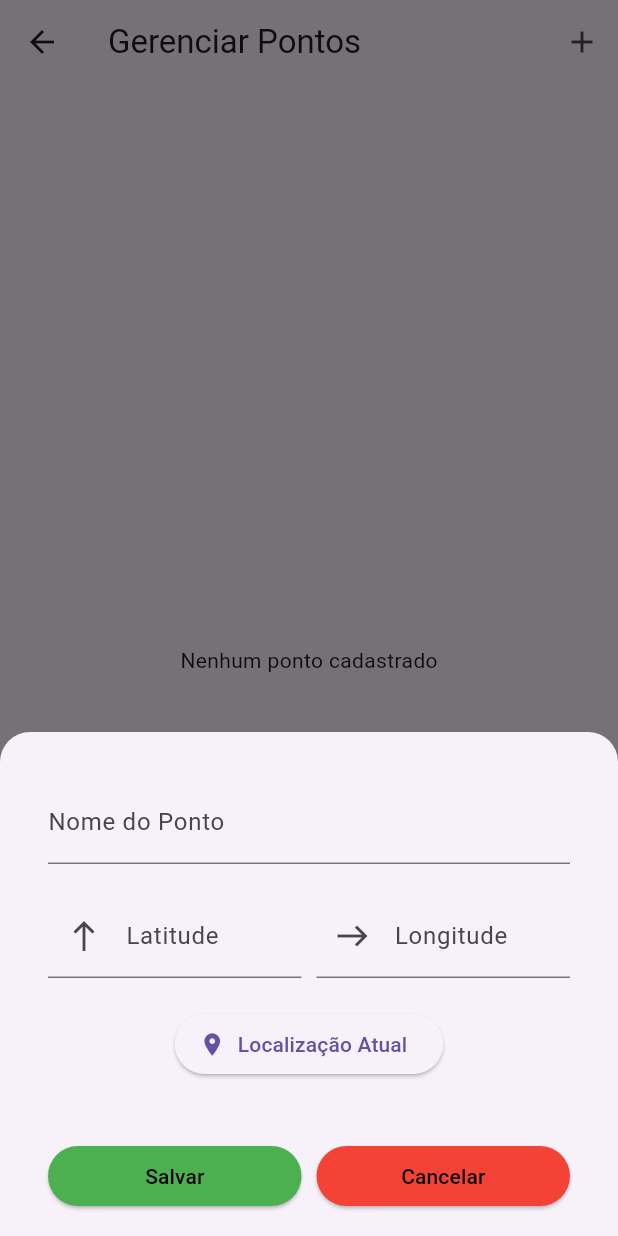
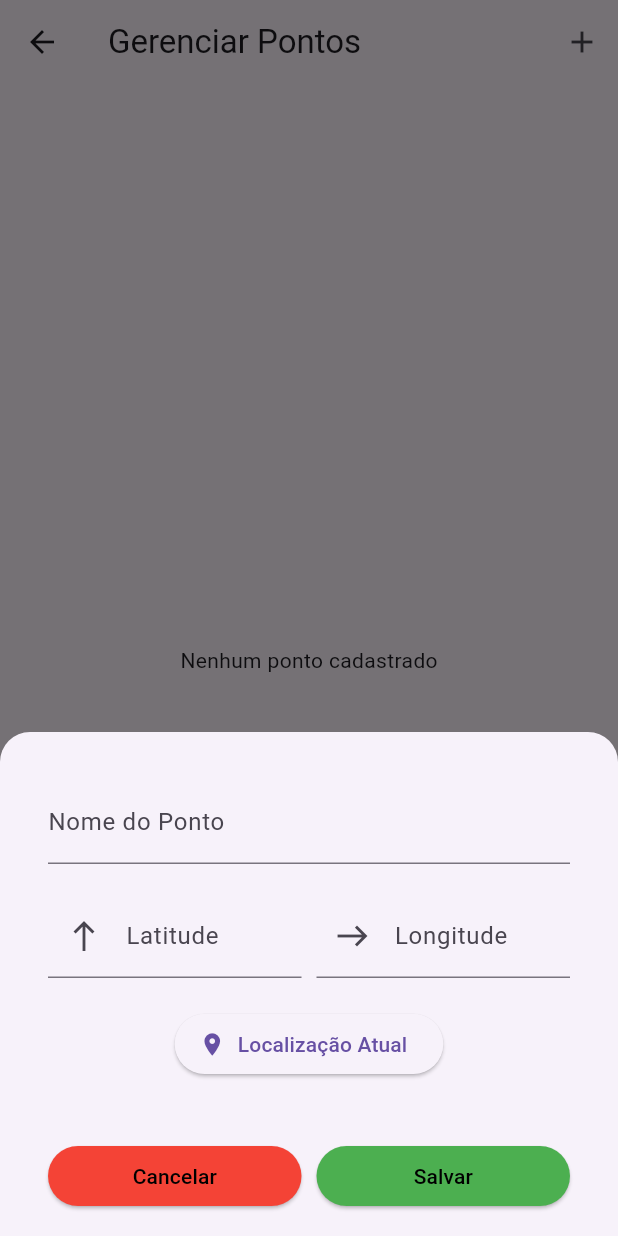
Before and after one commit to lleonanvalois/app_ieducar, a Flutter app: the PontosScreen screen opened directly, after a tap on the "add" icon, on a phone screen of 412 x 824 dp. Run offline on Flutter 3.47's test engine with Material 3 defaults, Android fonts, the light colour scheme and no system bars; our stand-ins replace geolocator, sqflite; accounts and stored records are empty.

Commit message:
Adequação às boas práticas de front

```diff
--- a/lib/widgets/ponto_form.dart
+++ b/lib/widgets/ponto_form.dart
@@ -137,18 +137,6 @@ class _PontoFormState extends State<PontoForm> {
                     children: [
                       Expanded(
                         child: ElevatedButton(
-                          onPressed: _salvar,
-                          style: ElevatedButton.styleFrom(
-                            backgroundColor: Colors.green,
-                            foregroundColor: Colors.black,
-                          ),
-                          child: const Text('Salvar'),
-                        ),
-                      ),
-
-                      const SizedBox(width: 10),
-                      Expanded(
-                        child: ElevatedButton(
                           onPressed: () => Navigator.pop(context),
                           style: ElevatedButton.styleFrom(
                             backgroundColor: Colors.red,
@@ -156,6 +144,19 @@ class _PontoFormState extends State<PontoForm> {
                           ),
 
                           child: const Text("Cancelar"),
+                        ),
+                      ),
+
+                      const SizedBox(width: 10),
+
+                      Expanded(
+                        child: ElevatedButton(
+                          onPressed: _salvar,
+                          style: ElevatedButton.styleFrom(
+                            backgroundColor: Colors.green,
+                            foregroundColor: Colors.black,
+                          ),
+                          child: const Text('Salvar'),
                         ),
                       ),
                     ],
```
